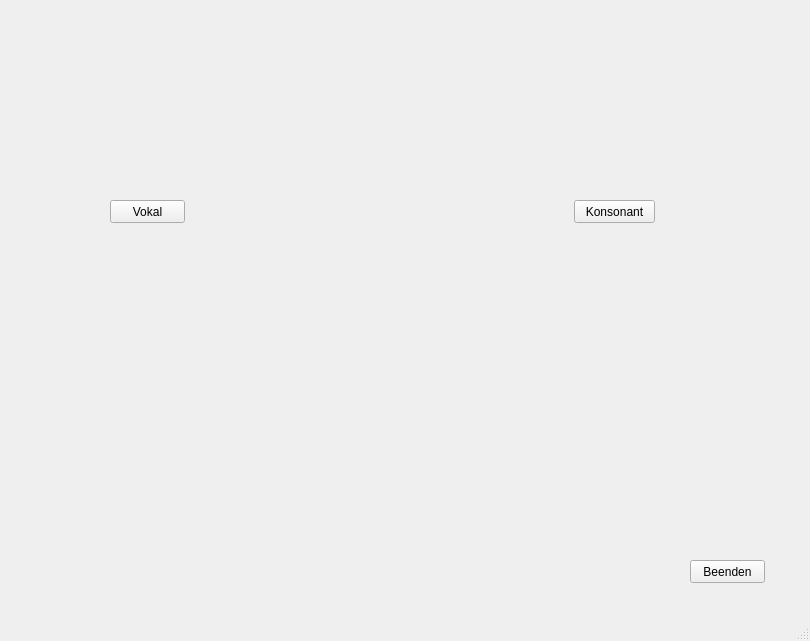
First picture: the form in countdown.ui, repository Mu1ciber/countdown, before the edit.
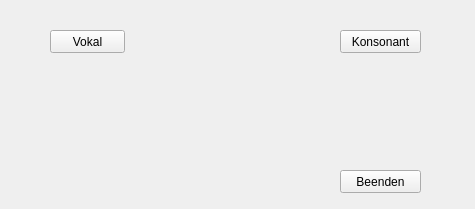
Second picture: the form after the edit.

What changed in the file:
```diff
--- a/countdown.ui
+++ b/countdown.ui
@@ -6,8 +6,8 @@
    <rect>
     <x>0</x>
     <y>0</y>
-    <width>810</width>
-    <height>641</height>
+                <width>475</width>
+                <height>209</height>
    </rect>
   </property>
   <property name="windowTitle">
@@ -17,8 +17,8 @@
    <widget class="QPushButton" name="konsonant">
     <property name="geometry">
      <rect>
-      <x>574</x>
-      <y>200</y>
+                        <x>340</x>
+                        <y>30</y>
       <width>81</width>
       <height>23</height>
      </rect>
@@ -30,8 +30,8 @@
    <widget class="QPushButton" name="vokal">
     <property name="geometry">
      <rect>
-      <x>110</x>
-      <y>200</y>
+                        <x>50</x>
+                        <y>30</y>
       <width>75</width>
       <height>23</height>
      </rect>
@@ -43,9 +43,9 @@
    <widget class="QPushButton" name="beenden">
     <property name="geometry">
      <rect>
-      <x>690</x>
-      <y>560</y>
-      <width>75</width>
+                        <x>340</x>
+                        <y>170</y>
+                        <width>81</width>
       <height>23</height>
      </rect>
     </property>
@@ -53,57 +53,110 @@
      <string>Beenden</string>
     </property>
    </widget>
-   <widget class="QWidget" name="layoutWidget">
+            <widget class="QLabel" name="buchstabe_5">
     <property name="geometry">
      <rect>
-      <x>50</x>
-      <y>300</y>
-      <width>689</width>
-      <height>73</height>
-     </rect>
-    </property>
-    <layout class="QGridLayout" name="gridLayout">
-     <item row="0" column="0">
-      <widget class="QLabel" name="buchstabe_1"/>
-     </item>
-     <item row="0" column="1">
-      <widget class="QLabel" name="buchstabe_2"/>
-     </item>
-     <item row="0" column="2">
-      <widget class="QLabel" name="buchstabe_3"/>
-     </item>
-     <item row="0" column="3">
-      <widget class="QLabel" name="buchstabe_4"/>
-     </item>
-     <item row="0" column="4">
-      <widget class="QLabel" name="buchstabe_5"/>
-     </item>
-     <item row="0" column="5">
-      <widget class="QLabel" name="buchstabe_6"/>
-     </item>
-     <item row="0" column="6">
-      <widget class="QLabel" name="buchstabe_7"/>
-     </item>
-     <item row="0" column="7">
-      <widget class="QLabel" name="buchstabe_8"/>
-     </item>
-     <item row="0" column="8">
-      <widget class="QLabel" name="buchstabe_9"/>
-     </item>
-    </layout>
-   </widget>
-  </widget>
-  <widget class="QMenuBar" name="menubar">
+                        <x>216</x>
+                        <y>90</y>
+                        <width>41</width>
+                        <height>51</height>
+                    </rect>
+                </property>
+            </widget>
+            <widget class="QLabel" name="buchstabe_3">
+                <property name="geometry">
+                    <rect>
+                        <x>124</x>
+                        <y>90</y>
+                        <width>40</width>
+                        <height>51</height>
+                    </rect>
+                </property>
+            </widget>
+            <widget class="QLabel" name="buchstabe_1">
    <property name="geometry">
     <rect>
-     <x>0</x>
-     <y>0</y>
-     <width>810</width>
-     <height>21</height>
+                        <x>31</x>
+                        <y>90</y>
+                        <width>40</width>
+                        <height>51</height>
     </rect>
    </property>
   </widget>
-  <widget class="QStatusBar" name="statusbar"/>
+            <widget class="QLabel" name="buchstabe_9">
+                <property name="geometry">
+                    <rect>
+                        <x>402</x>
+                        <y>90</y>
+                        <width>40</width>
+                        <height>51</height>
+                    </rect>
+                </property>
+            </widget>
+            <widget class="QLabel" name="buchstabe_7">
+                <property name="geometry">
+                    <rect>
+                        <x>309</x>
+                        <y>90</y>
+                        <width>40</width>
+                        <height>51</height>
+                    </rect>
+                </property>
+            </widget>
+            <widget class="QLabel" name="buchstabe_6">
+                <property name="geometry">
+                    <rect>
+                        <x>263</x>
+                        <y>90</y>
+                        <width>40</width>
+                        <height>51</height>
+                    </rect>
+                </property>
+            </widget>
+            <widget class="QLabel" name="buchstabe_2">
+                <property name="geometry">
+                    <rect>
+                        <x>77</x>
+                        <y>90</y>
+                        <width>41</width>
+                        <height>51</height>
+                    </rect>
+                </property>
+            </widget>
+            <widget class="QLabel" name="buchstabe_8">
+                <property name="geometry">
+                    <rect>
+                        <x>355</x>
+                        <y>90</y>
+                        <width>41</width>
+                        <height>51</height>
+                    </rect>
+                </property>
+            </widget>
+            <widget class="QLabel" name="buchstabe_4">
+                <property name="geometry">
+                    <rect>
+                        <x>170</x>
+                        <y>90</y>
+                        <width>40</width>
+                        <height>51</height>
+                    </rect>
+                </property>
+            </widget>
+            <widget class="QLabel" name="error_msg">
+                <property name="geometry">
+                    <rect>
+                        <x>30</x>
+                        <y>170</y>
+                        <width>271</width>
+                        <height>20</height>
+                    </rect>
+                </property>
+                <property name="text">
+                    <string/>
+                </property>
+            </widget>
+        </widget>
  </widget>
  <resources/>
  <connections/>
```
Lines whose indentation alone changed are shown as unchanged.
